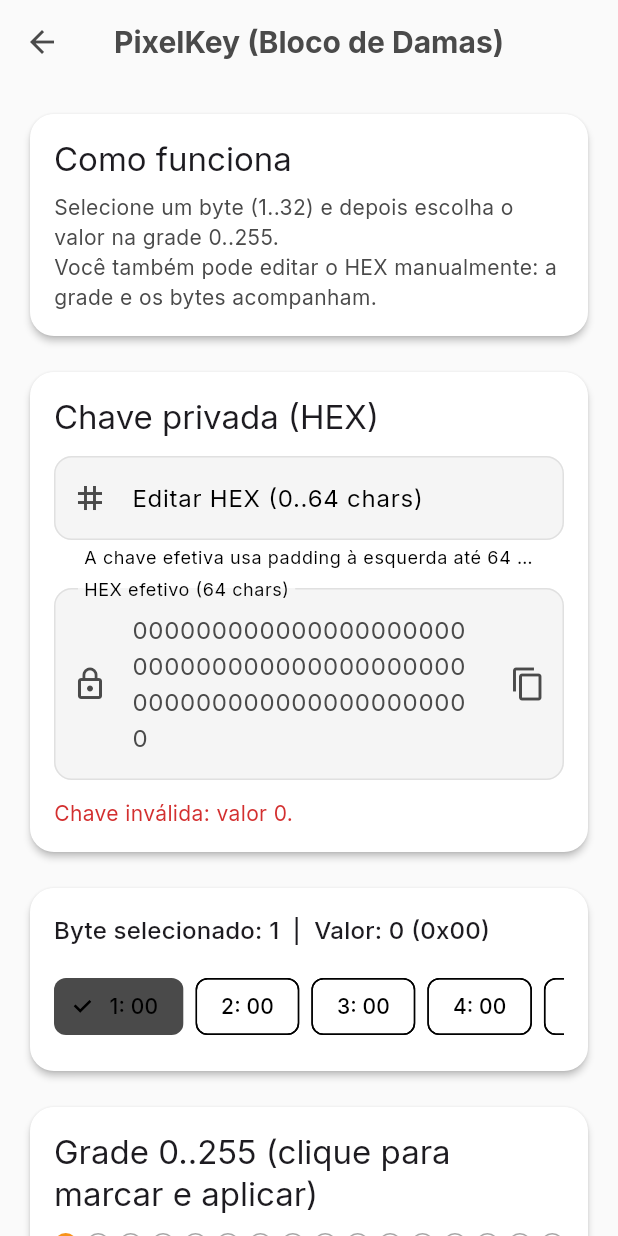
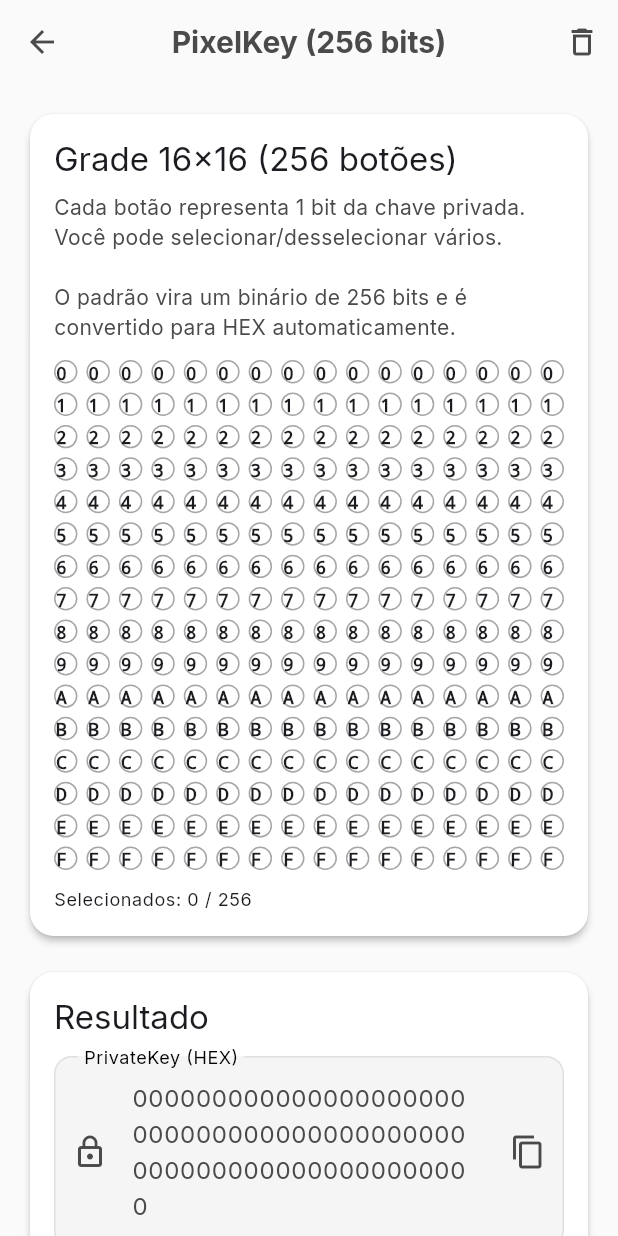
Before and after one commit to rafaelfernandesx/btcaddress, a Flutter app: the screen it shows after launch, after a tap on the "grid 4x4" icon, on a phone screen of 412 x 824 dp. Run offline on Flutter 3.47's test engine with Material 3 defaults, Android fonts, the phone set to English and light mode, and no system bars; our stand-ins replace dio, google_fonts, hex, qr_flutter, shared_preferences; missing offline and left inert: pointycastle.

Commit message:
Refatorar tela de chave pixel: simplificar lógica de geração de chave e melhorar a interface do usuário

```diff
--- a/lib/screens/pixel_key_screen.dart
+++ b/lib/screens/pixel_key_screen.dart
@@ -3,7 +3,6 @@ import 'package:btcaddress/models/address_model.dart';
 import 'package:btcaddress/screens/address_detail_screen.dart';
 import 'package:btcaddress/widgets/copyable_textfield.dart';
 import 'package:flutter/material.dart';
-import 'package:flutter/services.dart';
 
 class PixelKeyScreen extends StatefulWidget {
   const PixelKeyScreen({super.key});
@@ -13,63 +12,53 @@ class PixelKeyScreen extends StatefulWidget {
 }
 
 class _PixelKeyScreenState extends State<PixelKeyScreen> {
-  static const int _bytesLen = 32; // 256-bit private key
-  static const int _valueCount = 256; // 0..255
+  static const int _bitCount = 256; // 256 botões = 256 bits
+
+  // 0..255
+  // Regra de conversão: o índice 0 representa o bit mais significativo (bit 255).
+  // Assim, a grade lida da esquerda->direita / cima->baixo monta a chave em big-endian.
+  final Set<int> _selectedBits = <int>{};
 
   final BitcoinTOOL _btc = BitcoinTOOL();
-  final List<int> _bytes = List<int>.filled(_bytesLen, 0);
-
-  final TextEditingController _hexController = TextEditingController();
-  final TextEditingController _hexEffectiveController = TextEditingController();
+  final TextEditingController _privHexController = TextEditingController();
   final TextEditingController _legacyController = TextEditingController();
   final TextEditingController _compressedController = TextEditingController();
 
-  int _selectedByteIndex = 0;
   String _error = '';
-  bool _updatingFromUi = false;
 
   @override
   void initState() {
     super.initState();
-    _applyHexInput('');
+    _recompute();
   }
 
   @override
   void dispose() {
-    _hexController.dispose();
-    _hexEffectiveController.dispose();
+    _privHexController.dispose();
     _legacyController.dispose();
     _compressedController.dispose();
     super.dispose();
   }
 
-  String _sanitizeHex(String input) {
-    final cleaned = input.replaceAll(RegExp(r'[^0-9a-fA-F]'), '').toLowerCase();
-    if (cleaned.length <= 64) return cleaned;
-    // Mantém os últimos 64 caracteres (útil para colagens com prefixo/extra)
-    return cleaned.substring(cleaned.length - 64);
-  }
+  void _recompute() {
+    BigInt key = BigInt.zero;
+    for (final idx in _selectedBits) {
+      final shift = 255 - idx;
+      key |= (BigInt.one << shift);
+    }
 
-  void _applyHexInput(String input, {bool forceControllerToEffective = false}) {
-    if (_updatingFromUi) return;
-
-    final sanitized = _sanitizeHex(input);
-    final effective = sanitized.padLeft(64, '0');
-
-    for (int i = 0; i < _bytesLen; i++) {
-      _bytes[i] = int.parse(effective.substring(i * 2, i * 2 + 2), radix: 16);
-    }
+    final hex = key.toRadixString(16).padLeft(64, '0');
+    _privHexController.text = hex;
 
     String legacy = '';
     String compressed = '';
     String error = '';
 
-    final keyInt = BigInt.parse(effective, radix: 16);
-    if (keyInt == BigInt.zero) {
-      error = 'Chave inválida: valor 0.';
+    if (key == BigInt.zero) {
+      error = 'Selecione pelo menos 1 bit para gerar a chave.';
     } else {
       try {
-        _btc.setPrivateKeyHex(effective);
+        _btc.setPrivateKeyHex(hex);
         legacy = _btc.getAddress(false);
         compressed = _btc.getAddress(true);
       } catch (_) {
@@ -79,44 +68,27 @@ class _PixelKeyScreenState extends State<PixelKeyScreen> {
 
     setState(() {
       _error = error;
-      _hexEffectiveController.text = effective;
       _legacyController.text = legacy;
       _compressedController.text = compressed;
     });
-
-    if (forceControllerToEffective) {
-      _updatingFromUi = true;
-      _hexController.text = effective;
-      _hexController.selection = TextSelection.fromPosition(
-        TextPosition(offset: _hexController.text.length),
-      );
-      _updatingFromUi = false;
-    }
   }
 
-  void _setByteValue(int value) {
+  void _toggleBit(int index) {
     setState(() {
-      _bytes[_selectedByteIndex] = value;
+      if (_selectedBits.contains(index)) {
+        _selectedBits.remove(index);
+      } else {
+        _selectedBits.add(index);
+      }
     });
-    final effective = _bytes.map((b) => b.toRadixString(16).padLeft(2, '0')).join();
-    _applyHexInput(effective, forceControllerToEffective: true);
+    _recompute();
   }
 
-  Future<void> _generateWalletFromPixels() async {
+  Future<void> _openDetails() async {
     if (_error.isNotEmpty) return;
-    final address = _buildAddressModel();
-    if (!mounted) return;
-    Navigator.push(
-      context,
-      MaterialPageRoute(
-        builder: (_) => AddressDetailScreen(address: address),
-      ),
-    );
-  }
 
-  AddressModel _buildAddressModel() {
-    return AddressModel(
-      seed: 'pixelkey:${_hexEffectiveController.text.substring(0, 8)}…',
+    final model = AddressModel(
+      seed: 'pixelkey-bits:${_selectedBits.length}bits',
       addressCompressed: _btc.getAddress(true),
       addressUncompressed: _btc.getAddress(false),
       privateKeyHex: _btc.getPrivateKey(),
@@ -126,15 +98,33 @@ class _PixelKeyScreenState extends State<PixelKeyScreen> {
       publicKeyHexCompressed: _btc.getPubKey(compressed: true),
       timestamp: DateTime.now(),
     );
+
+    if (!mounted) return;
+    Navigator.push(
+      context,
+      MaterialPageRoute(
+        builder: (_) => AddressDetailScreen(address: model),
+      ),
+    );
   }
 
   @override
   Widget build(BuildContext context) {
-    final selectedValue = _bytes[_selectedByteIndex];
-
     return Scaffold(
       appBar: AppBar(
-        title: Text('PixelKey (Bloco de Damas)'),
+        title: const Text('PixelKey (256 bits)'),
+        actions: [
+          IconButton(
+            tooltip: 'Limpar seleção',
+            onPressed: () {
+              setState(() {
+                _selectedBits.clear();
+              });
+              _recompute();
+            },
+            icon: const Icon(Icons.delete_outline),
+          ),
+        ],
       ),
       body: ListView(
         padding: const EdgeInsets.all(16),
@@ -146,14 +136,61 @@ class _PixelKeyScreenState extends State<PixelKeyScreen> {
                 crossAxisAlignment: CrossAxisAlignment.start,
                 children: [
                   Text(
-                    'Como funciona',
+                    'Grade 16x16 (256 botões)',
                     style: Theme.of(context).textTheme.titleLarge,
                   ),
                   const SizedBox(height: 8),
                   Text(
-                    'Selecione um byte (1..32) e depois escolha o valor na grade 0..255.\n'
-                    'Você também pode editar o HEX manualmente: a grade e os bytes acompanham.',
+                    'Cada botão representa 1 bit da chave privada. Você pode selecionar/desselecionar vários.\n\n'
+                    'O padrão vira um binário de 256 bits e é convertido para HEX automaticamente.',
                     style: Theme.of(context).textTheme.bodyMedium,
+                  ),
+                  const SizedBox(height: 12),
+                  GridView.builder(
+                    shrinkWrap: true,
+                    physics: const NeverScrollableScrollPhysics(),
+                    gridDelegate: const SliverGridDelegateWithFixedCrossAxisCount(
+                      crossAxisCount: 16,
+                      mainAxisSpacing: 6,
+                      crossAxisSpacing: 6,
+                      childAspectRatio: 1,
+                    ),
+                    itemCount: _bitCount,
+                    itemBuilder: (context, index) {
+                      final isSelected = _selectedBits.contains(index);
+                      final label = index.toRadixString(16).padLeft(2, '0').toUpperCase();
+
+                      final bg = isSelected ? Theme.of(context).colorScheme.primary.withValues(alpha: 0.18) : Theme.of(context).colorScheme.surface;
+
+                      return InkWell(
+                        borderRadius: BorderRadius.circular(10),
+                        onTap: () => _toggleBit(index),
+                        child: Container(
+                          decoration: BoxDecoration(
+                            color: bg,
+                            borderRadius: BorderRadius.circular(10),
+                            border: Border.all(
+                              color: isSelected ? Theme.of(context).colorScheme.primary : Theme.of(context).dividerColor.withValues(alpha: 0.35),
+                              width: isSelected ? 2 : 1,
+                            ),
+                          ),
+                          child: Center(
+                            child: Text(
+                              label,
+                              style: Theme.of(context).textTheme.labelMedium?.copyWith(
+                                    fontFamily: 'monospace',
+                                    fontWeight: isSelected ? FontWeight.w800 : FontWeight.w600,
+                                  ),
+                            ),
+                          ),
+                        ),
+                      );
+                    },
+                  ),
+                  const SizedBox(height: 12),
+                  Text(
+                    'Selecionados: ${_selectedBits.length} / 256',
+                    style: Theme.of(context).textTheme.bodySmall,
                   ),
                 ],
               ),
@@ -167,55 +204,24 @@ class _PixelKeyScreenState extends State<PixelKeyScreen> {
                 crossAxisAlignment: CrossAxisAlignment.start,
                 children: [
                   Text(
-                    'Chave privada (HEX)',
+                    'Resultado',
                     style: Theme.of(context).textTheme.titleLarge,
                   ),
                   const SizedBox(height: 12),
-                  TextField(
-                    controller: _hexController,
-                    decoration: const InputDecoration(
-                      labelText: 'Editar HEX (0..64 chars)',
-                      prefixIcon: Icon(Icons.tag),
-                      helperText: 'A chave efetiva usa padding à esquerda até 64 caracteres.',
-                    ),
-                    inputFormatters: [
-                      FilteringTextInputFormatter.allow(RegExp(r'[0-9a-fA-F]')),
-                      LengthLimitingTextInputFormatter(64),
-                    ],
-                    onChanged: (v) => _applyHexInput(v),
+                  CopyableTextField(
+                    controller: _privHexController,
+                    label: 'PrivateKey (HEX)',
+                    prefixIcon: Icons.lock_outline,
                   ),
                   const SizedBox(height: 12),
-                  CopyableTextField(
-                    controller: _hexEffectiveController,
-                    label: 'HEX efetivo (64 chars)',
-                    prefixIcon: Icons.lock_outline,
-                  ),
-                  if (_error.isNotEmpty) ...[
-                    const SizedBox(height: 12),
+                  if (_error.isNotEmpty)
                     Text(
                       _error,
                       style: Theme.of(context).textTheme.bodyMedium?.copyWith(
                             color: Theme.of(context).colorScheme.error,
                           ),
-                    ),
-                  ],
-                ],
-              ),
-            ),
-          ),
-          const SizedBox(height: 16),
-          if (_error.isEmpty && _compressedController.text.isNotEmpty) ...[
-            Card(
-              child: Padding(
-                padding: const EdgeInsets.all(16),
-                child: Column(
-                  crossAxisAlignment: CrossAxisAlignment.start,
-                  children: [
-                    Text(
-                      'Endereços',
-                      style: Theme.of(context).textTheme.titleLarge,
-                    ),
-                    const SizedBox(height: 12),
+                    )
+                  else ...[
                     CopyableTextField(
                       controller: _legacyController,
                       label: 'Legacy (não comprimido)',
@@ -228,106 +234,6 @@ class _PixelKeyScreenState extends State<PixelKeyScreen> {
                       prefixIcon: Icons.account_balance_wallet,
                     ),
                   ],
-                ),
-              ),
-            ),
-            const SizedBox(height: 16),
-          ],
-          Card(
-            child: Padding(
-              padding: const EdgeInsets.all(16),
-              child: Column(
-                crossAxisAlignment: CrossAxisAlignment.start,
-                children: [
-                  Row(
-                    children: [
-                      Expanded(
-                        child: Text(
-                          'Byte selecionado: ${_selectedByteIndex + 1}  |  Valor: $selectedValue (0x${selectedValue.toRadixString(16).padLeft(2, '0')})',
-                          style: Theme.of(context).textTheme.titleMedium,
-                        ),
-                      ),
-                    ],
-                  ),
-                  const SizedBox(height: 12),
-                  SizedBox(
-                    height: 54,
-                    child: ListView.separated(
-                      scrollDirection: Axis.horizontal,
-                      itemCount: _bytesLen,
-                      separatorBuilder: (_, __) => const SizedBox(width: 8),
-                      itemBuilder: (context, i) {
-                        final isSelected = i == _selectedByteIndex;
-                        final byte = _bytes[i];
-                        return ChoiceChip(
-                          selected: isSelected,
-                          label: Text('${i + 1}: ${byte.toRadixString(16).padLeft(2, '0').toUpperCase()}'),
-                          onSelected: (_) {
-                            setState(() {
-                              _selectedByteIndex = i;
-                            });
-                          },
-                        );
-                      },
-                    ),
-                  ),
-                ],
-              ),
-            ),
-          ),
-          const SizedBox(height: 16),
-          Card(
-            child: Padding(
-              padding: const EdgeInsets.all(16),
-              child: Column(
-                crossAxisAlignment: CrossAxisAlignment.start,
-                children: [
-                  Text(
-                    'Grade 0..255 (clique para marcar e aplicar)',
-                    style: Theme.of(context).textTheme.titleLarge,
-                  ),
-                  const SizedBox(height: 12),
-                  GridView.builder(
-                    shrinkWrap: true,
-                    physics: const NeverScrollableScrollPhysics(),
-                    gridDelegate: const SliverGridDelegateWithFixedCrossAxisCount(
-                      crossAxisCount: 16,
-                      mainAxisSpacing: 6,
-                      crossAxisSpacing: 6,
-                      childAspectRatio: 1,
-                    ),
-                    itemCount: _valueCount,
-                    itemBuilder: (context, value) {
-                      final isSelected = value == selectedValue;
-                      final hex = value.toRadixString(16).padLeft(2, '0').toUpperCase();
-
-                      final bg = isSelected ? Theme.of(context).colorScheme.primary.withValues(alpha: 0.18) : Theme.of(context).colorScheme.surface;
-
-                      return InkWell(
-                        borderRadius: BorderRadius.circular(10),
-                        onTap: () => _setByteValue(value),
-                        child: Container(
-                          decoration: BoxDecoration(
-                            color: bg,
-                            borderRadius: BorderRadius.circular(10),
-                            border: Border.all(
-                              color: isSelected ? Theme.of(context).colorScheme.primary : Theme.of(context).dividerColor.withValues(alpha: 0.35),
-                              width: isSelected ? 2 : 1,
-                            ),
-                          ),
-                          child: Center(
-                            child: Text(
-                              hex,
-                              style: Theme.of(context).textTheme.labelMedium?.copyWith(
-                                    fontFamily: 'monospace',
-                                    fontWeight: isSelected ? FontWeight.w700 : FontWeight.w500,
-                                  ),
-                            ),
-                          ),
-                        ),
-                      );
-                    },
-                  ),
                 ],
               ),
             ),
@@ -336,7 +242,7 @@ class _PixelKeyScreenState extends State<PixelKeyScreen> {
           SizedBox(
             width: double.infinity,
             child: ElevatedButton.icon(
-              onPressed: _generateWalletFromPixels,
+              onPressed: _openDetails,
               icon: const Icon(Icons.account_balance_wallet),
               label: const Text('Abrir detalhes da carteira'),
             ),
```
